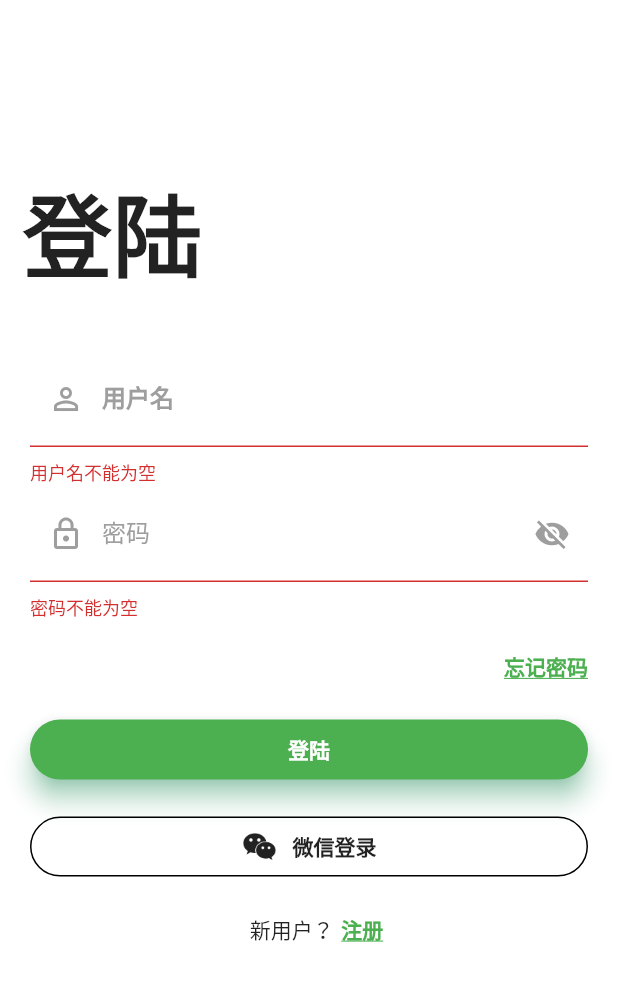
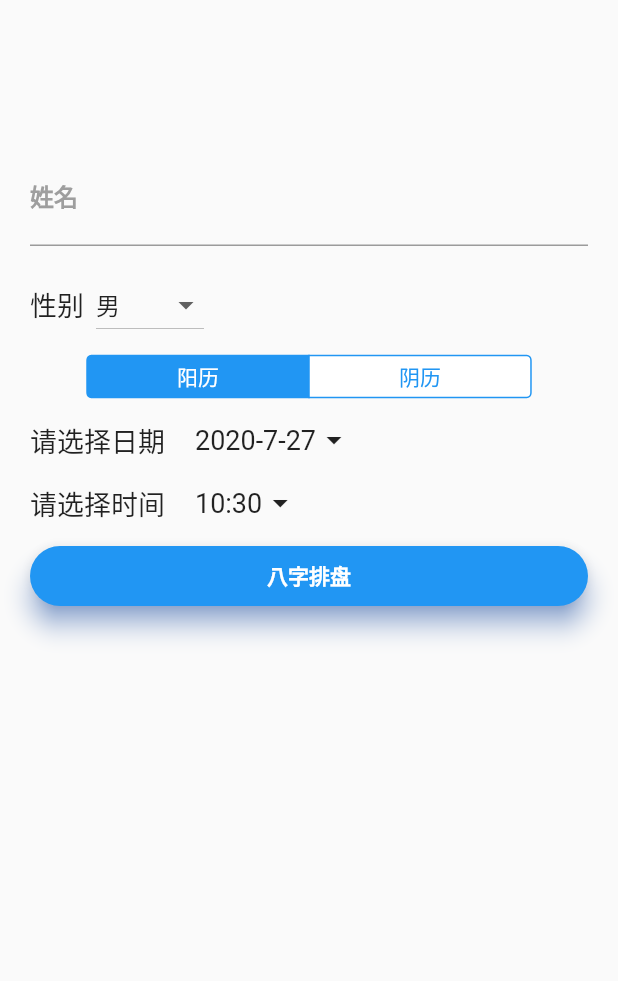
Before and after one commit to virgoC0der/generateBazi, a Flutter app: the screen it shows after launch, after a tap on "登陆", on a phone screen of 412 x 824 dp. Shown: the top 981 px of the screen. Run offline on Flutter 3.47's test engine with Material 2 defaults, Android fonts, the phone set to English and light mode, and no system bars; our stand-ins replace flutter_screenutil; missing offline and left inert: flutter_cupertino_date_picker.

Commit message:
Add InputInfoPage and ResultPage.

```diff
--- /dev/null
+++ b/lib/InputInfoPage.dart
@@ -0,0 +1,275 @@
+import 'package:flutter/material.dart';
+import 'package:flutter/cupertino.dart';
+import 'package:flutter_cupertino_date_picker/flutter_cupertino_date_picker.dart';
+import 'package:flutter_screenutil/flutter_screenutil.dart';
+import 'ResultPage.dart';
+
+class InputInfoPage extends StatefulWidget {
+  @override
+  _inputInfoPageState createState() => _inputInfoPageState();
+}
+
+class _inputInfoPageState extends State<InputInfoPage> {
+  FocusNode _focusNodeName = new FocusNode();
+  FocusNode _focusNodeBirthday = new FocusNode();
+
+  TextEditingController _nameController = new TextEditingController();
+
+  DateTime _date = DateTime.now();
+  DateTime _time = DateTime.now();
+  String _name;
+  String _gender;
+  int _isLunar;
+  var _nameColor;
+
+  @override
+  void initState() {
+    // TODO: implement initState
+    _nameColor = Colors.grey;
+    _name = '';
+    _gender = 'male';
+    _isLunar = 1;
+    super.initState();
+  }
+
+  _pickDate() {
+    DatePicker.showDatePicker(
+        context,
+      pickerTheme: DateTimePickerTheme(
+        confirm: Text('确定', style: TextStyle(color: Colors.blue),),
+        cancel: Text('取消', style: TextStyle(color: Colors.grey),)
+      ),
+      initialDateTime: _date,
+      dateFormat: 'yyyy-MM-dd',
+      pickerMode: DateTimePickerMode.date,
+      locale: DateTimePickerLocale.zh_cn,
+      onConfirm: (date, List<int> list) {
+          setState(() {
+            _date = date;
+            print(_date);
+          });
+      },
+      onCancel: () {
+          print('date cancel');
+      }
+    );
+  }
+
+  _pickTime() {
+    DatePicker.showDatePicker(
+        context,
+        pickerTheme: DateTimePickerTheme(
+            confirm: Text('确定', style: TextStyle(color: Colors.blue),),
+            cancel: Text('取消', style: TextStyle(color: Colors.grey),)
+        ),
+        pickerMode: DateTimePickerMode.time,
+      initialDateTime: _time,
+      locale: DateTimePickerLocale.zh_cn,
+      dateFormat: 'HH:mm分',
+
+      onCancel: () {
+          print('time cancel');
+      },
+      onConfirm: (time, List<int> list) {
+          setState(() {
+            _time = time;
+            print(_time);
+          });
+      }
+    );
+  }
+
+  getResult() {
+    //TODO: Update info and return result.
+  }
+
+  @override
+  Widget build(BuildContext Context) {
+    return new Scaffold(
+      body: Column(
+        children: <Widget>[
+          SizedBox(
+            height: 40.0,
+          ),
+          Container(
+            padding: EdgeInsets.only(top: 60.0, left: 20.0, right: 20.0),
+            child: Column(
+              children: <Widget>[
+                TextField(
+                  onTap: () {
+                    setState(() {
+                      _nameColor = Colors.blue;
+                    });
+                  },
+                  controller: _nameController,
+                  focusNode: _focusNodeName,
+                  decoration: InputDecoration(
+                    labelText: '姓名',
+                    hintText: '请输入姓名',
+                    labelStyle: TextStyle(
+                      fontWeight: FontWeight.bold,
+                      color: _nameColor,
+                    ),
+                    focusedBorder: UnderlineInputBorder(
+                      borderSide: BorderSide(color: Colors.blue),
+                    ),
+                  ),
+                  onChanged: (String value) {
+                    _name = value;
+                    print(_name);
+                  },
+                ),
+                SizedBox(
+                  height: 15.0,
+                ),
+                Row(
+                  children: <Widget>[
+                    Text(
+                      "性别",
+                      style: TextStyle(
+                        fontSize: 18.0,
+                      ),
+                    ),
+                    SizedBox(
+                      width: 8.0,
+                    ),
+                    new Center(
+                      child: new DropdownButton(
+                          onTap: () {
+                            _focusNodeName.unfocus();
+                            setState(() {
+                              _nameColor = Colors.grey;
+                            });
+                          },
+                          value: _gender,
+                          hint: Text('请选择'),
+                          items: [
+                            DropdownMenuItem(
+                              child: Text('男'),
+                              value: 'male',
+                            ),
+                            DropdownMenuItem(
+                              child: Text('女'),
+                              value: 'female',
+                            )
+                          ],
+                          onChanged: (value) {
+                            setState(() {
+                              _gender = value;
+                              print(_gender);
+                            });
+                          }),
+                    )
+                  ],
+                ),
+                SizedBox(height: 10.0),
+                Row(
+                  mainAxisSize: MainAxisSize.min,
+                  children: <Widget>[
+                    CupertinoSegmentedControl(
+//                        padding: EdgeInsets.all(20),
+                        groupValue: _isLunar,
+                        children: {
+                          1: Padding(
+                            padding: EdgeInsets.only(left: 60.0, right: 60.0),
+                            child: Text('阳历'),
+                          ),
+                          2: Text('阴历')
+                        },
+                        onValueChanged: (value) {
+                          _focusNodeName.unfocus();
+                          setState(() {
+                            _nameColor = Colors.grey;
+                            _isLunar = value;
+                            print(_isLunar);
+                          });
+                        })
+                  ],
+                ),
+                SizedBox(height: 15.0,),
+                Row(
+                  children: <Widget>[
+                    Text(
+                      '请选择日期',
+                      style: TextStyle(
+                          fontSize: 18.0
+                      ),
+                    ),
+                    SizedBox(width: 20.0,),
+                    InkWell(
+                      onTap: _pickDate,
+                      child: Row(
+                        children: <Widget>[
+                          Text(
+                            "${_date.year}-${_date.month}-${_date.day}",
+                            style: TextStyle(
+                                fontSize: 18.0
+                            ),
+                          ),
+                          Icon(Icons.arrow_drop_down)
+                        ],
+                      ),
+                    ),
+                  ],
+                ),
+                SizedBox(height: 15.0,),
+                Row(
+                  children: <Widget>[
+                    Text(
+                      '请选择时间',
+                      style: TextStyle(
+                          fontSize: 18.0
+                      ),
+                    ),
+                    SizedBox(width: 20.0,),
+                    InkWell(
+                      onTap: _pickTime,
+                      child: Row(
+                        children: <Widget>[
+                          Text(
+                            "${_time.hour}:${_time.minute}",
+                            style: TextStyle(
+                                fontSize: 18.0
+                            ),
+                          ),
+                          Icon(Icons.arrow_drop_down)
+                        ],
+                      ),
+                    ),
+                  ],
+                ),
+                SizedBox(height: 15.0,),
+                Container(
+//                  margin: EdgeInsets.only(left: 20, right: 20),
+                  height: 40,
+                  child: new Material(
+                      borderRadius: BorderRadius.circular(20.0),
+                      shadowColor: Colors.blueAccent,
+                      color: Colors.blue,
+                      elevation: 7.0,
+                      child: GestureDetector(
+                        onTap: () {
+                          _focusNodeName.unfocus();
+
+                          Navigator.of(context).push(new MaterialPageRoute(
+                              builder: (BuildContext context) => ResultPage()));
+                        },
+                        child: Center(
+                          child: Text(
+                            '八字排盘',
+                            style: TextStyle(
+                              color: Colors.white,
+                              fontWeight: FontWeight.bold,
+                            ),
+                          ),
+                        ),
+                      )),
+                )
+              ],
+            ),
+          ),
+        ],
+      ),
+    );
+  }
+}
--- a/lib/LoginPage.dart
+++ b/lib/LoginPage.dart
@@ -1,6 +1,7 @@
 import 'package:flutter/material.dart';
 import 'package:flutter_screenutil/flutter_screenutil.dart';
 import 'SignupPage.dart';
+import 'InputInfoPage.dart';
 
 class LoginPage extends StatefulWidget {
   @override
@@ -80,7 +81,7 @@ class _LoginPageState extends State<LoginPage> {
   @override
   Widget build(BuildContext context) {
     ScreenUtil instance = ScreenUtil(width: 750, height: 1334)..init(context);
-    print(ScreenUtil().scaleHeight);
+//    print(ScreenUtil().scaleHeight);
 
     Widget title = new Container(
       padding: EdgeInsets.fromLTRB(15.0, 110.0, 0.0, 0.0),
@@ -100,7 +101,7 @@ class _LoginPageState extends State<LoginPage> {
           children: <Widget>[
             new TextFormField(
               onTap: () {
-                _usernameColor = Colors.green;
+                _usernameColor = Colors.blue;
                 _passwordColor = Colors.grey;
               },
               controller: _usernameController,
@@ -108,7 +109,7 @@ class _LoginPageState extends State<LoginPage> {
               keyboardType: TextInputType.number,
               decoration: InputDecoration(
                 focusedBorder: UnderlineInputBorder(
-                  borderSide: BorderSide(color: Colors.green),
+                  borderSide: BorderSide(color: Colors.blue),
                 ),
                 labelText: '用户名',
                 hintText: '请输入手机号',
@@ -128,13 +129,13 @@ class _LoginPageState extends State<LoginPage> {
             ),
             new TextFormField(
               onTap: () {
-                _passwordColor = Colors.green;
+                _passwordColor = Colors.blue;
                 _usernameColor = Colors.grey;
               },
               focusNode: _focusNodePassword,
               decoration: InputDecoration(
                 focusedBorder: UnderlineInputBorder(
-                  borderSide: BorderSide(color: Colors.green),
+                  borderSide: BorderSide(color: Colors.blue),
                 ),
                 labelText: '密码',
                 hintText: '请输入密码',
@@ -172,7 +173,7 @@ class _LoginPageState extends State<LoginPage> {
                 child: Text(
                   '忘记密码',
                   style: TextStyle(
-                      color: Colors.green,
+                      color: Colors.blue,
                       fontWeight: FontWeight.bold,
                       decoration: TextDecoration.underline),
                 ),
@@ -188,8 +189,8 @@ class _LoginPageState extends State<LoginPage> {
       height: 40,
       child: new Material(
           borderRadius: BorderRadius.circular(20.0),
-          shadowColor: Colors.greenAccent,
-          color: Colors.green,
+          shadowColor: Colors.blueAccent,
+          color: Colors.blue,
           elevation: 7.0,
           child: GestureDetector(
             onTap: () {
@@ -199,6 +200,8 @@ class _LoginPageState extends State<LoginPage> {
               if (_formKey.currentState.validate()) {
                 _formKey.currentState.save();
               }
+              Navigator.of(context).push(new MaterialPageRoute(
+                  builder: (BuildContext context) => InputInfoPage()));
             },
             child: Center(
               child: Text(
@@ -322,7 +325,7 @@ class _LoginPageState extends State<LoginPage> {
               child: Text(
                 '注册',
                 style: TextStyle(
-                  color: Colors.green,
+                  color: Colors.blue,
                   fontWeight: FontWeight.bold,
                   decoration: TextDecoration.underline,
                 ),
--- a/lib/main.dart
+++ b/lib/main.dart
@@ -1,5 +1,6 @@
 import 'package:flutter/material.dart';
 import 'package:bagua/LoginPage.dart';
+import 'InputInfoPage.dart';
 
 void main() => runApp(MyApp());
 
@@ -9,6 +10,7 @@ class MyApp extends StatelessWidget {
   Widget build(BuildContext context) {
     return MaterialApp(
       title: '八卦排盘',
+//      home: InputInfoPage(),
       home: LoginPage(),
     );
   }
--- a/pubspec.yaml
+++ b/pubspec.yaml
@@ -25,6 +25,7 @@ dependencies:
   cupertino_icons: ^0.1.2
   flutter_screenutil: ^0.5.1
   font_awesome_flutter: 8.2.0
+  flutter_cupertino_date_picker: ^1.0.26+2
 
 dev_dependencies:
   flutter_test:
```
Also changed, not shown: lib/ResultPage.dart (added, +25 -0 lines), pubspec.lock.
